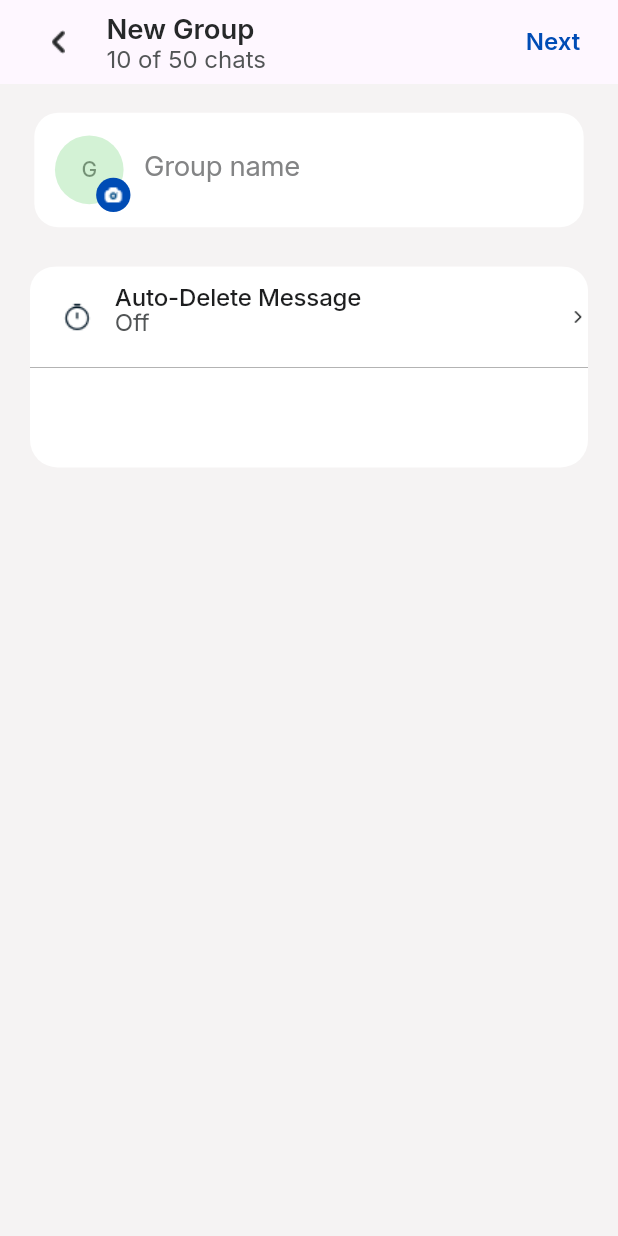
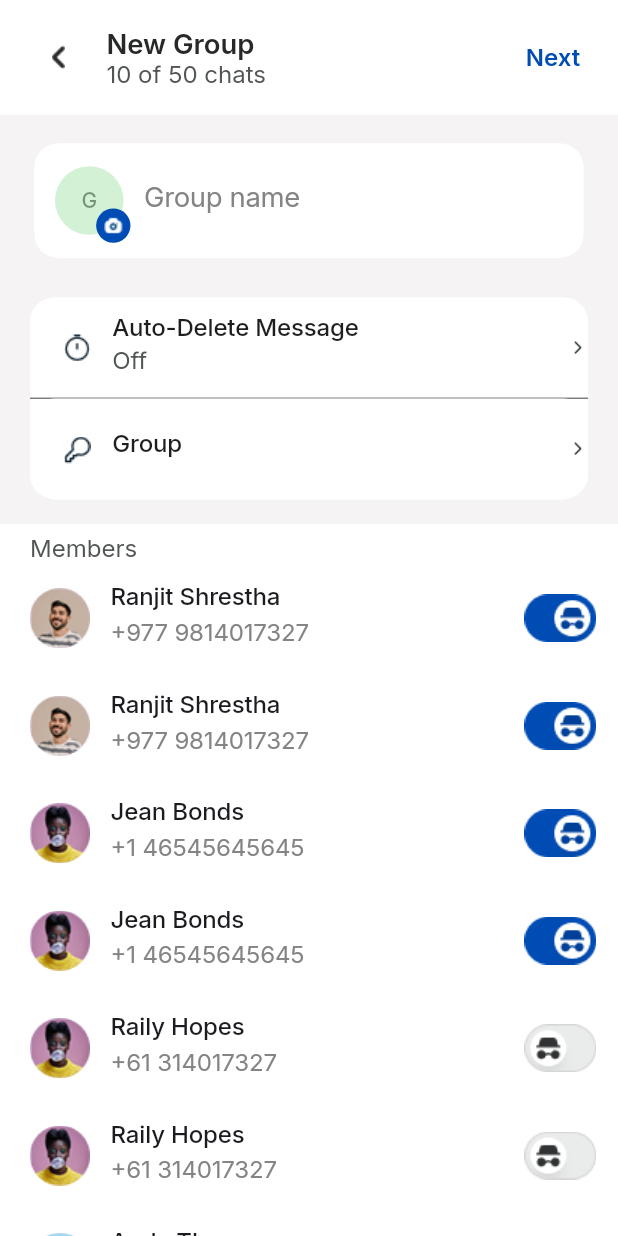
Before and after one commit to JayaramDhungana/news_app, a Flutter app: the screen it shows after launch, on a phone screen of 412 x 824 dp. Run offline on Flutter 3.47's test engine with Material 3 defaults, Android fonts, the light colour scheme and no system bars; our stand-ins replace dio, flutter_riverpod, flutter_screenutil, freezed_annotation, google_fonts, shared_preferences and 1 more.

Commit message:
Designing part is complete

```diff
--- a/lib/main.dart
+++ b/lib/main.dart
@@ -9,6 +9,7 @@ import 'package:news_using_clean_architecture/features/feature_name/presentation
 import 'package:news_using_clean_architecture/features/feature_name/presentation/provider/theme_provider.dart';
 import 'package:news_using_clean_architecture/features/feature_name/presentation/widgets/theme.dart';
 import 'package:news_using_clean_architecture/ui_design/presentation/page/home_screen_ui_design.dart';
+import 'package:news_using_clean_architecture/ui_design/presentation/widgets/members_container_widgets.dart';
 
 void main() {
   runApp(ProviderScope(child: const MyApp()));
@@ -73,7 +74,6 @@ class _MyAppState extends ConsumerState<MyApp> {
                 fontSize: 14.sp,
                 height: 18 / 14.h,
                 letterSpacing: -0.1.w,
-
               ),
             ),
           ),
--- /dev/null
+++ b/lib/ui_design/data/members_data_list.dart
@@ -0,0 +1,8 @@
+import 'package:news_using_clean_architecture/ui_design/data/members_model.dart';
+
+ class MembersDataList {
+
+
+
+
+}
--- /dev/null
+++ b/lib/ui_design/data/members_model.dart
@@ -0,0 +1,12 @@
+class MembersModel {
+  final String memberImageLocation;
+  final String memberName;
+  final String memberContact;
+  final String trailingIcon;
+
+  MembersModel({required this.memberImageLocation,
+   required this.memberName,
+    required this.memberContact,
+     required this.trailingIcon});
+
+}
--- a/lib/ui_design/presentation/page/home_screen_ui_design.dart
+++ b/lib/ui_design/presentation/page/home_screen_ui_design.dart
@@ -1,6 +1,8 @@
 import 'package:flutter/material.dart';
 import 'package:flutter_screenutil/flutter_screenutil.dart';
 import 'package:news_using_clean_architecture/ui_design/presentation/widgets/container_widget.dart';
+import 'package:news_using_clean_architecture/ui_design/presentation/widgets/members_container_widgets.dart';
+
 import 'package:news_using_clean_architecture/ui_design/presentation/widgets/text_widget.dart';
 
 class HomeScreenUiDesign extends StatelessWidget {
@@ -10,6 +12,10 @@ class HomeScreenUiDesign extends StatelessWidget {
   Widget build(BuildContext context) {
     return Scaffold(
       appBar: AppBar(
+        toolbarHeight: 64.h,
+
+        backgroundColor: Color(0xFFFFFFFF),
+
         title: Row(
           mainAxisAlignment: MainAxisAlignment.start,
           children: [
@@ -45,6 +51,7 @@ class HomeScreenUiDesign extends StatelessWidget {
       body: Container(
         width: MediaQuery.of(context).size.width,
         color: const Color.fromARGB(255, 245, 243, 243),
+        child: SingleChildScrollView(
           child: Column(
             crossAxisAlignment: CrossAxisAlignment.center,
             children: [
@@ -85,7 +92,9 @@ class HomeScreenUiDesign extends StatelessWidget {
                                     text: "G",
                                     fontWeight: FontWeight.w500,
                                     fontSize: 14,
-                                  textColor: Color(0xFF163317).withOpacity(0.5),
+                                    textColor: Color(
+                                      0xFF163317,
+                                    ).withOpacity(0.5),
                                   ),
                                 ),
                               ),
@@ -130,7 +139,7 @@ class HomeScreenUiDesign extends StatelessWidget {
                 ),
                 child: Container(
                   width: 353.w,
-                height: 112.h,
+                  height: 113.h,
                   decoration: BoxDecoration(
                     borderRadius: BorderRadius.circular(16.r),
                     color: Color(0xFFFFFFFF),
@@ -146,24 +155,66 @@ class HomeScreenUiDesign extends StatelessWidget {
                         titleText: 'Auto-Delete Message',
                         subtitleText: 'Off',
                         inerContainerHeight: 36.h,
+                        textContainerHeight: 36.h,
+                        titleTextHeight: 18.h,
+                        titleTextWidth: 145.w,
+                        leadingIconPadding: EdgeInsets.only(
+                          top: 8,
+                          bottom: 8,
+                          right: 12,
                         ),
-                    Container(color: Colors.black, height: 0.2),
-                    // ContainerWidget(
-                    //   leadingIcon: Image.asset(
-                    //     'assets/stopwatch-svgrepo-com 1.png',
-                    //     height: 17.92.h,
-                    //     width: 16.25.h,
-                    //   ),
-                    //   titleText: 'Group Permission',
-                    //   inerContainerHeight: 20.h,
-                    // ),
+                      ),
+                      Container(color: Colors.black, height: 0.5),
+
+                      ContainerWidget(
+                        leadingIcon: Image.asset(
+                          'assets/Vector.png',
+                          height: 17.92.h,
+                          width: 16.25.h,
+                        ),
+                        titleText: 'Group Permission',
+                        subtitleText: '',
+                        inerContainerHeight: 20.h,
+                        textContainerHeight: 18.h,
+                        titleTextHeight: 15.h,
+                        titleTextWidth: 117.w,
+                        leadingIconPadding: EdgeInsets.only(right: 12, top: 2),
+                      ),
                     ],
                   ),
+                ),
+              ),
+              Container(
+                color: Color(0xFFFFFFFF),
+                height: 752.h,
+                width: 393.w,
+                child: Column(
+                  children: [
+                    Padding(
+                      padding: const EdgeInsets.only(top: 8),
+                      child: SizedBox(
+                        height: 16.h,
+                        width: 393.w,
+                        child: Padding(
+                          padding: const EdgeInsets.symmetric(horizontal: 20),
+                          child: SizedBox(
+                            child: Text(
+                              "Members",
+                              style: Theme.of(context).textTheme.labelSmall,
+                            ),
+                          ),
+                        ),
+                      ),
+                    ),
+
+                    Expanded(child: MembersContainerWidget()),
+                  ],
                 ),
               ),
             ],
           ),
         ),
+      ),
     );
   }
 }
--- a/lib/ui_design/presentation/widgets/container_widget.dart
+++ b/lib/ui_design/presentation/widgets/container_widget.dart
@@ -6,15 +6,23 @@ import 'package:news_using_clean_architecture/ui_design/presentation/widgets/tex
 class ContainerWidget extends StatelessWidget {
   final Image leadingIcon;
   final String titleText;
-  final String? subtitleText;
+  final String subtitleText;
   final double inerContainerHeight;
+  final double textContainerHeight;
+  final double titleTextHeight;
+  final double titleTextWidth;
+  final EdgeInsetsGeometry leadingIconPadding;
 
   const ContainerWidget({
     super.key,
     required this.leadingIcon,
     required this.titleText,
-    this.subtitleText,
+    required this.subtitleText,
     required this.inerContainerHeight,
+    required this.textContainerHeight,
+    required this.titleTextHeight,
+    required this.titleTextWidth,
+    required this.leadingIconPadding,
   });
 
   @override
@@ -40,7 +48,7 @@ class ContainerWidget extends StatelessWidget {
                 children: [
                   //Imageko ko lagi
                   Padding(
-                    padding: REdgeInsets.only(top: 8, bottom: 8, right: 12),
+                    padding: leadingIconPadding,
                     child: SizedBox(
                       height: 20.h,
                       width: 20.w,
@@ -49,13 +57,17 @@ class ContainerWidget extends StatelessWidget {
                   ),
 
                   //Image sakiyo aba text
+                  //yo text ko ho
                   SizedBox(
-                    height: 99.h,
+                    height: textContainerHeight.h,
                     width: 250.h,
                     child: Column(
                       crossAxisAlignment: CrossAxisAlignment.start,
                       children: [
-                        Text(
+                        SizedBox(
+                          height: titleTextHeight,
+                          width: titleTextWidth,
+                          child: Text(
                             titleText,
                             style: Theme.of(
                               context,
@@ -64,8 +76,14 @@ class ContainerWidget extends StatelessWidget {
                               color: Color(0xFF1D1E1F),
                             ),
                           ),
-                        Text(
-                          subtitleText ?? '',
+                        ),
+                        //yo chai off bhanne text ho,
+                        subtitleText.isNotEmpty
+                            ? SizedBox(
+                              height: 18.h,
+                              width: 25.h, //21 le pugena
+                              child: Text(
+                                subtitleText,
                                 style: Theme.of(
                                   context,
                                 ).textTheme.labelMedium!.copyWith(
@@ -73,6 +91,8 @@ class ContainerWidget extends StatelessWidget {
                                   color: Color(0xFF525556),
                                 ),
                               ),
+                            )
+                            : SizedBox(height: 0, width: 0),
                       ],
                     ),
                   ),
--- /dev/null
+++ b/lib/ui_design/presentation/widgets/members_container_widgets.dart
@@ -0,0 +1,168 @@
+import 'package:flutter/material.dart';
+import 'package:flutter/widgets.dart';
+import 'package:flutter_screenutil/flutter_screenutil.dart';
+import 'package:news_using_clean_architecture/ui_design/data/members_model.dart';
+
+class MembersContainerWidget extends StatelessWidget {
+  const MembersContainerWidget({super.key});
+
+  @override
+  Widget build(BuildContext context) {
+    List<MembersModel> membersData = [
+      MembersModel(
+        memberImageLocation: 'assets/AF.png',
+        memberName: 'Ranjit Shrestha',
+        memberContact: '+977 9814017327',
+        trailingIcon: 'assets/_Toggle base.png',
+      ),
+      MembersModel(
+        memberImageLocation: 'assets/AF.png',
+        memberName: 'Ranjit Shrestha',
+        memberContact: '+977 9814017327',
+        trailingIcon: 'assets/_Toggle base.png',
+      ),
+      MembersModel(
+        memberImageLocation: 'assets/AF (1).png',
+        memberName: 'Jean Bonds',
+        memberContact: '+1 46545645645',
+        trailingIcon: 'assets/_Toggle base.png',
+      ),
+      MembersModel(
+        memberImageLocation: 'assets/AF (1).png',
+        memberName: 'Jean Bonds',
+        memberContact: '+1 46545645645',
+        trailingIcon: 'assets/_Toggle base.png',
+      ),
+      MembersModel(
+        memberImageLocation: 'assets/AF (2).png',
+        memberName: 'Raily Hopes',
+        memberContact: '+61 314017327',
+        trailingIcon: 'assets/Toggle.png',
+      ),
+      MembersModel(
+        memberImageLocation: 'assets/AF (2).png',
+        memberName: 'Raily Hopes',
+        memberContact: '+61 314017327',
+        trailingIcon: 'assets/Toggle.png',
+      ),
+      MembersModel(
+        memberImageLocation: 'assets/AF (3).png',
+        memberName: 'Andy Thomas',
+        memberContact: '+45 4017327',
+        trailingIcon: 'assets/Toggle.png',
+      ),
+      MembersModel(
+        memberImageLocation: 'assets/AF (3).png',
+        memberName: 'Andy Thomas',
+        memberContact: '+45 4017327',
+        trailingIcon: 'assets/Toggle.png',
+      ),
+    ];
+    return Container(
+      child: ListView.builder(
+        itemCount: membersData.length,
+        itemBuilder: (context, index) {
+          final membersDataforShow = membersData[index];
+          return Container(
+            color: Colors.white,
+            height: 60.h,
+            width: 393.w,
+
+            child: Row(
+              children: [
+                //Image,name ra number wala container
+                Padding(
+                  padding: EdgeInsets.only(
+                    left: 20,
+                    top: 10,
+                    bottom: 10,
+                    right: 135,
+                  ),
+                  child: Container(
+                    height: 40.h,
+
+                    width: 170.w,
+                    child: Row(
+                      children: [
+                        //agadiko image
+                        CircleAvatar(
+                          child: Image.asset(
+                            membersDataforShow.memberImageLocation,
+                          ),
+                        ),
+                        SizedBox(width: 12.w),
+                        //Aba Name ra Contact,
+                        Container(
+                          width: 118.w,
+                          height: 38.h,
+                          child: Column(
+                            crossAxisAlignment: CrossAxisAlignment.start,
+                            //name ko lagi sized box
+                            children: [
+                              //name ko lagi sized box
+                              SizedBox(
+                                height: 18.h,
+                                width: 100.w,
+                                child: Text(
+                                  membersDataforShow.memberName,
+                                  style: Theme.of(context)
+                                      .textTheme
+                                      .labelMedium!
+                                      .copyWith(fontWeight: FontWeight.w500),
+                                ),
+                              ),
+                              SizedBox(height: 2.h),
+
+                              //number ko lagi Sized Box
+                              SizedBox(
+                                height: 18.h,
+                                width: 118.w,
+                                child: Text(
+                                  membersDataforShow.memberContact,
+                                  style: Theme.of(
+                                    context,
+                                  ).textTheme.labelMedium!.copyWith(
+                                    fontWeight: FontWeight.w400,
+                                    color: Color(0xFF838485),
+                                  ),
+                                ),
+                              ),
+                            ],
+                          ),
+                        ),
+                      ],
+                    ),
+                  ),
+                ),
+
+                //Trailing Icon
+                Padding(
+                  padding: const EdgeInsets.only(
+                    top: 14,
+                    bottom: 14,
+                    right: 20,
+                  ),
+                  child: Image(
+                    image: AssetImage(membersDataforShow.trailingIcon),
+                  ),
+                ),
+              ],
+            ),
+          );
+
+          // return ListTile(
+
+          //   leading: CircleAvatar(
+          //     backgroundImage: AssetImage(
+          //       membersDataforShow.memberImageLocation,
+          //     ),
+          //   ),
+          //   title: Text(membersDataforShow.memberName),
+          //   subtitle: Text(membersDataforShow.memberContact),
+          //   trailing: Image.asset(membersDataforShow.trailingIcon),
+          // );
+        },
+      ),
+    );
+  }
+}
```
Also changed, not shown: assets/AF (1).png (added), assets/AF (2).png (added), assets/AF (3).png (added), assets/AF.png (added), assets/Toggle.png (added), assets/Vector.png (added), assets/_Toggle base.png (added). Lines whose indentation alone changed are shown as unchanged.
